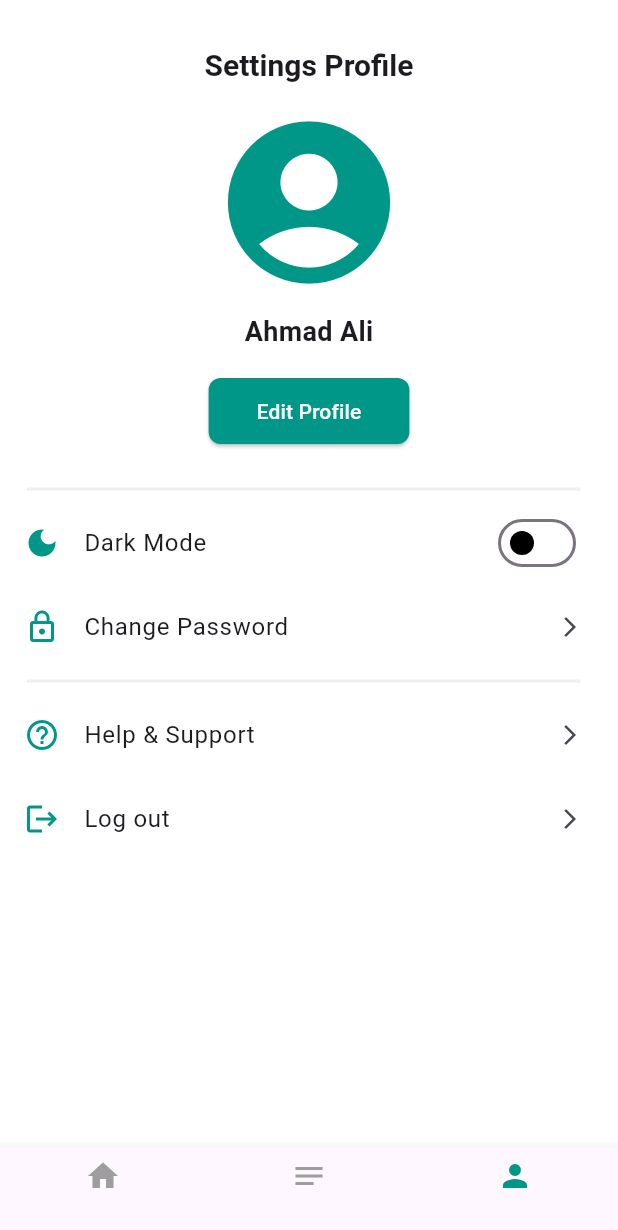
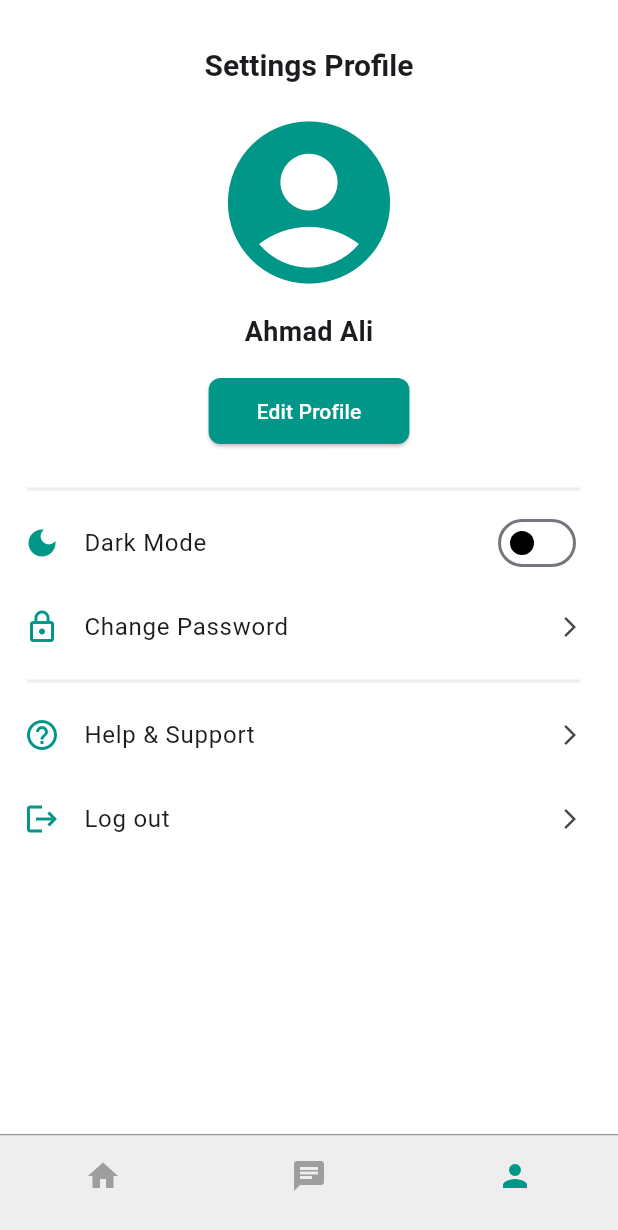
Before and after one commit to nada3bd/NAFS_APP, a Flutter app: the screen it shows after launch, on a phone screen of 412 x 824 dp. Shown: the top 1230 px of the screen. Run offline on Flutter 3.47's test engine with Material 3 defaults, Android fonts, the phone set to English and light mode, and no system bars; our stand-ins replace another_flushbar, flutter_bloc, image_picker; missing offline and left inert: duration_picker.

Commit message:
25th commit

```diff
--- a/lib/widgets/custombottomnavbar.dart
+++ b/lib/widgets/custombottomnavbar.dart
@@ -7,15 +7,39 @@ class CustomBottomNavBar extends StatelessWidget {
 
   @override
   Widget build(BuildContext context) {
-    return BottomNavigationBar(
-      currentIndex: selectedIndex,
-      selectedItemColor: Theme.of(context).primaryColor,
-      unselectedItemColor: Colors.grey,
-      items: const [
-        BottomNavigationBarItem(icon: Icon(Icons.home), label: ''),
-        BottomNavigationBarItem(icon: Icon(Icons.notes), label: ''),
-        BottomNavigationBarItem(icon: Icon(Icons.person), label: ''),
-      ],
+    final theme = Theme.of(context);
+    final isLight = theme.brightness == Brightness.light;
+    final backgroundColor =
+        isLight ?  Colors.grey[200] : theme.colorScheme.surface;
+
+    return Container(
+      decoration: BoxDecoration(
+        color: backgroundColor,
+        border: const Border(
+          top: BorderSide(color: Colors.grey, width: 1),
+        ),
+      ),
+      child: BottomNavigationBar(
+        currentIndex: selectedIndex,
+        selectedItemColor: theme.primaryColor,
+        unselectedItemColor: Colors.grey,
+        backgroundColor: backgroundColor,
+        elevation: 3,
+        items: const [
+          BottomNavigationBarItem(icon: Padding(
+            padding: EdgeInsets.only( top:8.0),
+            child: Icon(Icons.home),
+          ), label: ''),
+          BottomNavigationBarItem(icon: Padding(
+            padding: EdgeInsets.only( top:8.0),
+            child: Icon(Icons.chat),
+          ), label: ''),
+          BottomNavigationBarItem(icon: Padding(
+            padding: EdgeInsets.only( top:8.0),
+            child: Icon(Icons.person),
+          ), label: ''),
+        ],
+      ),
     );
   }
 }
```
